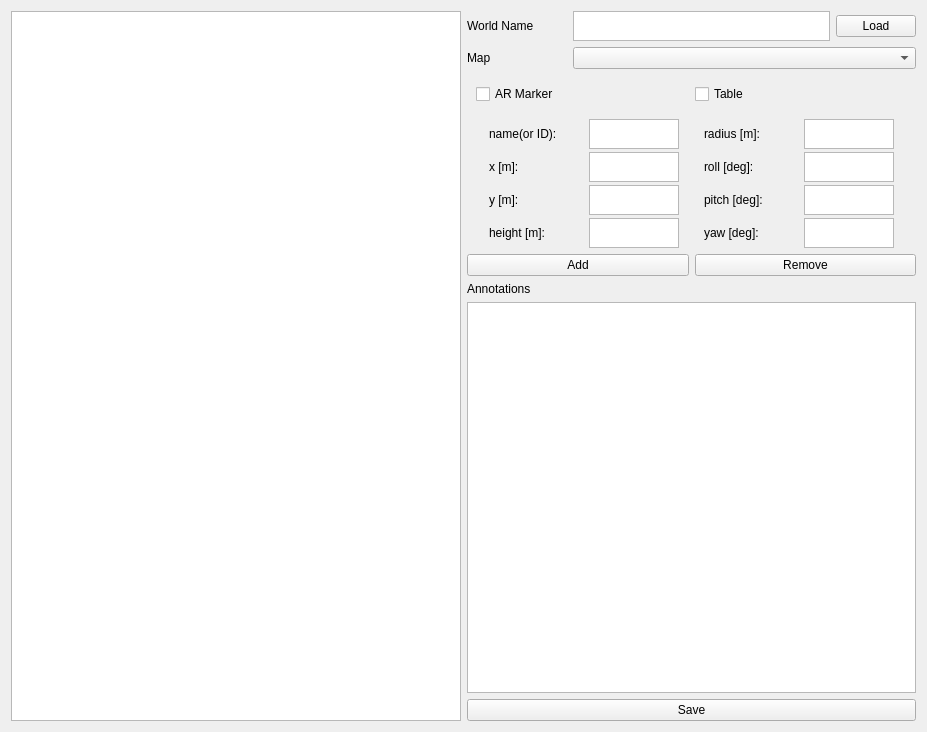
Above: rocon_qt_library/ui/map_annotation.ui from robotics-in-concert/rocon_qt_gui before the change. Below: the same form after it.
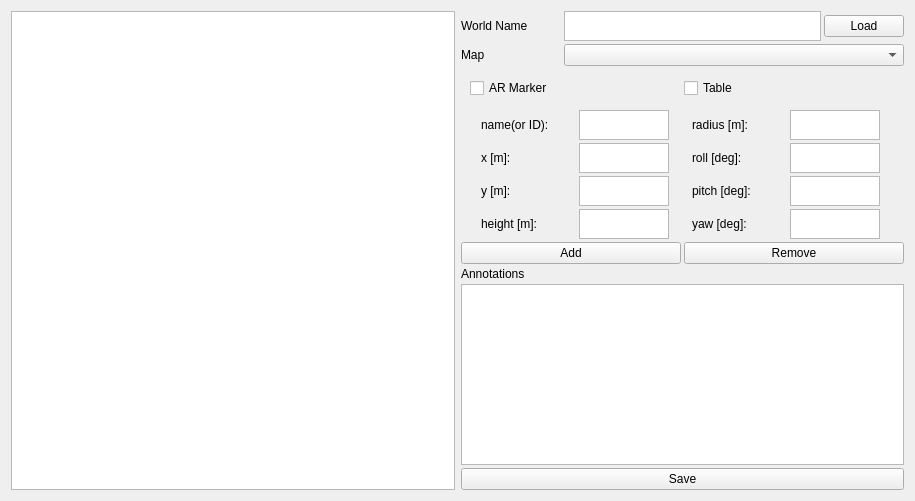
That is the form after the change. Custom widgets are drawn as their Qt base class.

```diff
--- a/rocon_qt_library/ui/map_annotation.ui
+++ b/rocon_qt_library/ui/map_annotation.ui
@@ -6,8 +6,8 @@
    <rect>
     <x>0</x>
     <y>0</y>
-    <width>927</width>
-    <height>732</height>
+    <width>915</width>
+    <height>501</height>
    </rect>
   </property>
   <property name="windowTitle">
@@ -22,8 +22,23 @@
     </layout>
    </item>
    <item>
-    <layout class="QVBoxLayout" name="editor_layout">
-     <property name="margin">
+    <layout class="QVBoxLayout" name="editor_layout" stretch="0,0,0,0,0,0,0">
+     <property name="spacing">
+      <number>3</number>
+     </property>
+     <property name="sizeConstraint">
+      <enum>QLayout::SetDefaultConstraint</enum>
+     </property>
+     <property name="leftMargin">
+      <number>0</number>
+     </property>
+     <property name="topMargin">
+      <number>0</number>
+     </property>
+     <property name="rightMargin">
+      <number>0</number>
+     </property>
+     <property name="bottomMargin">
       <number>0</number>
      </property>
      <item>
```
Left out of the diff: 42 changed lines with no effect on the pictures.
